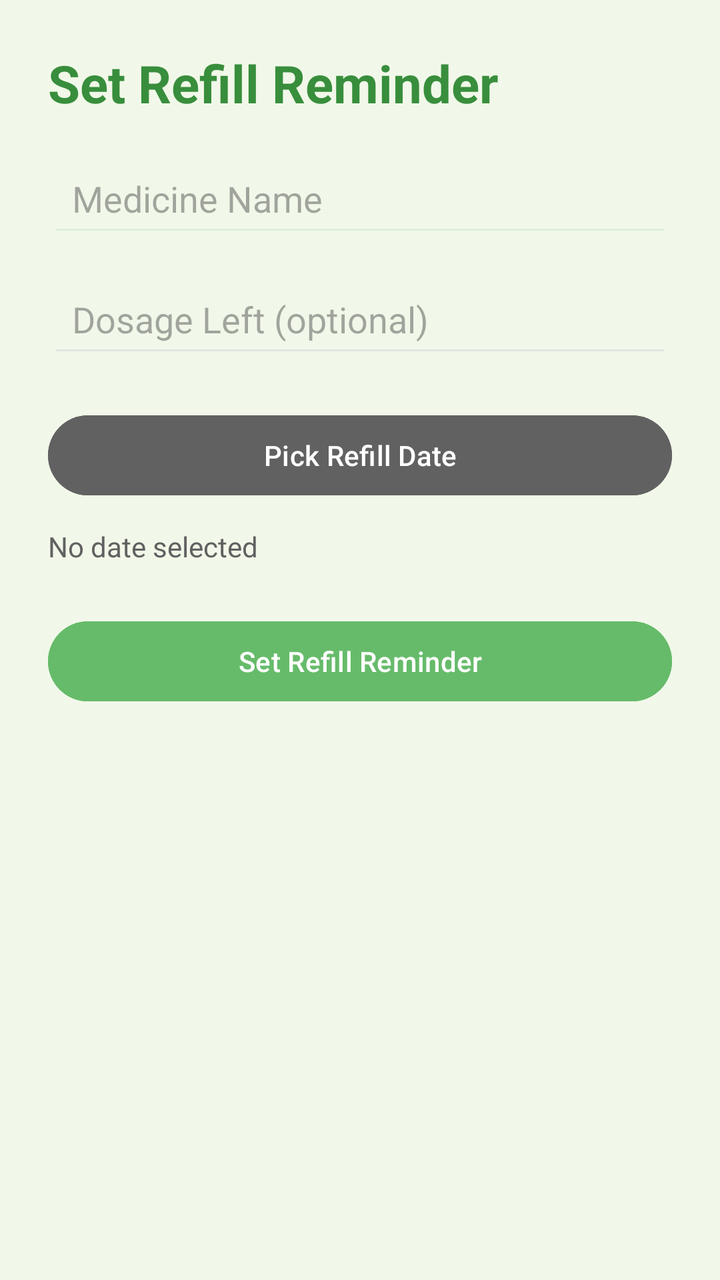
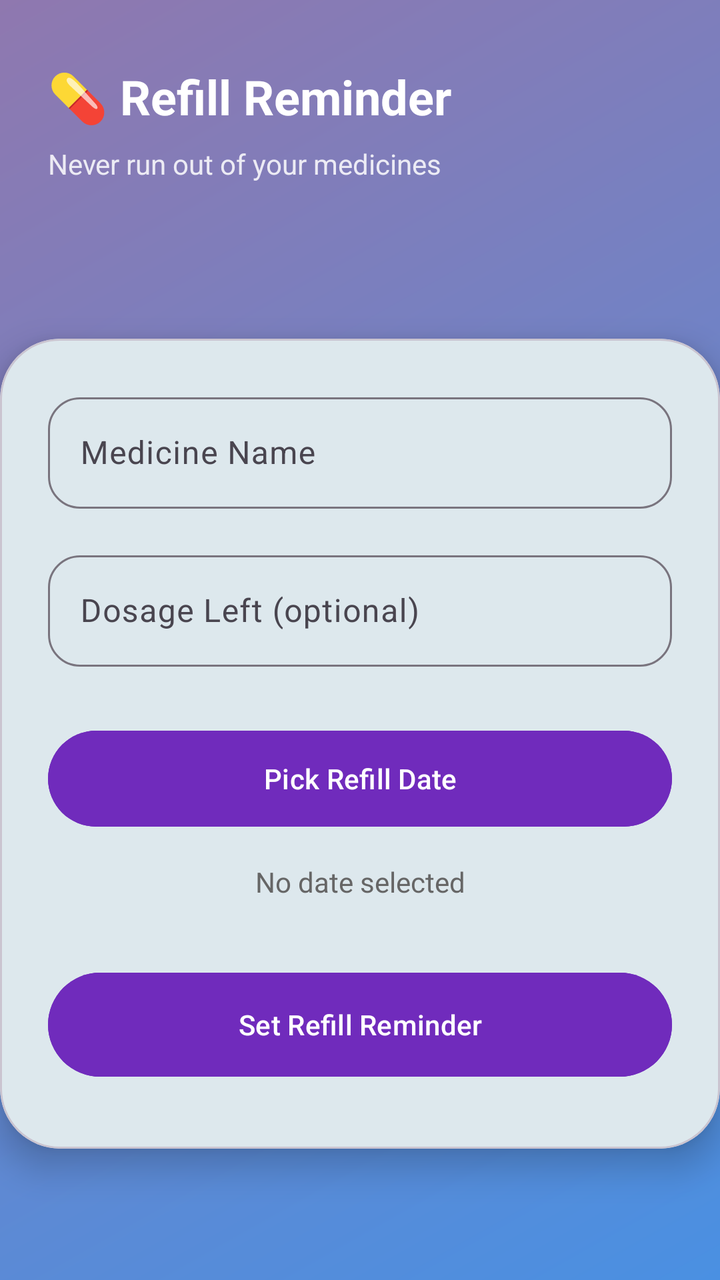

Compare the two renders of this Android layout. The source of the first and the diff that turns it into the second are given below.
<!-- AndroidManifest.xml: application theme Theme.MedicineReminder -->
<!-- res/layout/activity_refill_reminder.xml -->
<?xml version="1.0" encoding="utf-8"?>
<ScrollView xmlns:android="http://schemas.android.com/apk/res/android"
    android:layout_width="match_parent"
    android:layout_height="match_parent"
    android:padding="24dp"
    android:background="#F1F8E9">

    <LinearLayout
        android:layout_width="match_parent"
        android:layout_height="wrap_content"
        android:orientation="vertical">

        <TextView
            android:layout_width="match_parent"
            android:layout_height="wrap_content"
            android:text="Set Refill Reminder"
            android:textSize="26sp"
            android:textColor="#388E3C"
            android:textStyle="bold"
            android:layout_marginBottom="16dp"/>

        <EditText
            android:id="@+id/refillMedicineName"
            android:layout_width="match_parent"
            android:layout_height="wrap_content"
            android:backgroundTint="#DEEBDE"
            android:hint="Medicine Name"
            android:padding="12dp"
            android:textColor="#000000"
            android:textColorLink="#616161" />

        <EditText
            android:id="@+id/dosageLeft"
            android:layout_width="match_parent"
            android:layout_height="wrap_content"
            android:layout_marginTop="12dp"
            android:backgroundTint="#E0E4E0"
            android:hint="Dosage Left (optional)"
            android:inputType="number"
            android:padding="12dp"
            android:textColorLink="#616161" />

        <Button
            android:id="@+id/pickDateBtn"
            android:layout_width="match_parent"
            android:layout_height="wrap_content"
            android:text="Pick Refill Date"
            android:layout_marginTop="20dp"
            android:backgroundTint="#616161"
            android:textColor="#FFFFFF" />

        <TextView
            android:id="@+id/selectedDateText"
            android:layout_width="match_parent"
            android:layout_height="wrap_content"
            android:layout_marginTop="12dp"
            android:text="No date selected"
            android:textColor="#616161"
            android:textColorLink="#161515" />

        <Button
            android:id="@+id/setRefillReminderBtn"
            android:layout_width="match_parent"
            android:layout_height="wrap_content"
            android:text="Set Refill Reminder"
            android:layout_marginTop="24dp"
            android:backgroundTint="#66BB6A"
            android:textColor="#FFFFFF" />
    </LinearLayout>
</ScrollView>
<!-- resources referenced by this layout -->
<resources>
  <style name="Theme.MedicineReminder" parent="Base.Theme.MedicineReminder" />
  <style name="Base.Theme.MedicineReminder" parent="Theme.Material3.DayNight.NoActionBar">
          
          
      </style>
</resources>

<!-- the commit's change to res/layout/activity_refill_reminder.xml (unified diff, before → after) -->
@@ -1,70 +1,141 @@
 <?xml version="1.0" encoding="utf-8"?>
-<ScrollView xmlns:android="http://schemas.android.com/apk/res/android"
+<androidx.constraintlayout.widget.ConstraintLayout
+    xmlns:android="http://schemas.android.com/apk/res/android"
+    xmlns:app="http://schemas.android.com/apk/res-auto"
     android:layout_width="match_parent"
     android:layout_height="match_parent"
-    android:padding="24dp"
-    android:background="#F1F8E9">
+    android:background="@drawable/bg_gradient">
 
+    
     <LinearLayout
-        android:layout_width="match_parent"
+        android:id="@+id/headerSection"
+        android:layout_width="0dp"
         android:layout_height="wrap_content"
-        android:orientation="vertical">
+        android:orientation="vertical"
+        android:paddingStart="24dp"
+        android:paddingTop="32dp"
+        android:paddingEnd="24dp"
+        android:paddingBottom="70dp"
+        app:layout_constraintEnd_toEndOf="parent"
+        app:layout_constraintStart_toStartOf="parent"
+        app:layout_constraintTop_toTopOf="parent">
 
         <TextView
+            android:layout_width="wrap_content"
+            android:layout_height="wrap_content"
+            android:text="💊 Refill Reminder"
+            android:textColor="@android:color/white"
+            android:textSize="24sp"
+            android:textStyle="bold" />
+
+        <TextView
+            android:layout_width="wrap_content"
+            android:layout_height="wrap_content"
+            android:layout_marginTop="8dp"
+            android:alpha="0.85"
+            android:text="Never run out of your medicines"
+            android:textColor="@android:color/white"
+            android:textSize="14sp" />
+    </LinearLayout>
+
+    
+    <com.google.android.material.card.MaterialCardView
+        android:id="@+id/mainCard"
+        android:layout_width="0dp"
+        android:layout_height="wrap_content"
+        android:layout_marginTop="8dp"
+        android:layout_marginBottom="24dp"
+        app:cardCornerRadius="30dp"
+        app:cardElevation="10dp"
+        app:layout_constraintTop_toBottomOf="@id/headerSection"
+        app:layout_constraintStart_toStartOf="parent"
+        app:layout_constraintEnd_toEndOf="parent">
+
+        <ScrollView
             android:layout_width="match_parent"
             android:layout_height="wrap_content"
-            android:text="Set Refill Reminder"
-            android:textSize="26sp"
-            android:textColor="#388E3C"
-            android:textStyle="bold"
-            android:layout_marginBottom="16dp"/>
+            android:fillViewport="true">
 
-        <EditText
-            android:id="@+id/refillMedicineName"
-            android:layout_width="match_parent"
-            android:layout_height="wrap_content"
-            android:backgroundTint="#DEEBDE"
-            android:hint="Medicine Name"
-            android:padding="12dp"
-            android:textColor="#000000"
-            android:textColorLink="#616161" />
+            <LinearLayout
+                android:layout_width="match_parent"
+                android:layout_height="wrap_content"
+                android:orientation="vertical"
+                android:padding="24dp">
 
-        <EditText
-            android:id="@+id/dosageLeft"
-            android:layout_width="match_parent"
-            android:layout_height="wrap_content"
-            android:layout_marginTop="12dp"
-            android:backgroundTint="#E0E4E0"
-            android:hint="Dosage Left (optional)"
-            android:inputType="number"
-            android:padding="12dp"
-            android:textColorLink="#616161" />
+                
+                <com.google.android.material.textfield.TextInputLayout
+                    android:hint="Medicine Name"
+                    app:boxCornerRadiusTopStart="16dp"
+                    app:boxCornerRadiusTopEnd="16dp"
+                    app:boxCornerRadiusBottomStart="16dp"
+                    app:boxCornerRadiusBottomEnd="16dp"
+                    android:layout_width="match_parent"
+                    android:layout_height="wrap_content">
 
-        <Button
-            android:id="@+id/pickDateBtn"
-            android:layout_width="match_parent"
-            android:layout_height="wrap_content"
-            android:text="Pick Refill Date"
-            android:layout_marginTop="20dp"
-            android:backgroundTint="#616161"
-            android:textColor="#FFFFFF" />
+                    <com.google.android.material.textfield.TextInputEditText
+                        android:id="@+id/refillMedicineName"
+                        android:layout_width="match_parent"
+                        android:layout_height="wrap_content"/>
+                </com.google.android.material.textfield.TextInputLayout>
 
-        <TextView
-            android:id="@+id/selectedDateText"
-            android:layout_width="match_parent"
-            android:layout_height="wrap_content"
-            android:layout_marginTop="12dp"
-            android:text="No date selected"
-            android:textColor="#616161"
-            android:textColorLink="#161515" />
+                
+                <com.google.android.material.textfield.TextInputLayout
+                    android:hint="Dosage Left (optional)"
+                    android:layout_marginTop="18dp"
+                    app:boxCornerRadiusTopStart="16dp"
+                    app:boxCornerRadiusTopEnd="16dp"
+                    app:boxCornerRadiusBottomStart="16dp"
+                    app:boxCornerRadiusBottomEnd="16dp"
+                    android:layout_width="match_parent"
+                    android:layout_height="wrap_content">
 
-        <Button
-            android:id="@+id/setRefillReminderBtn"
-            android:layout_width="match_parent"
-            android:layout_height="wrap_content"
-            android:text="Set Refill Reminder"
-            android:layout_marginTop="24dp"
-            android:backgroundTint="#66BB6A"
-            android:textColor="#FFFFFF" />
-    </LinearLayout>
-</ScrollView>
+                    <com.google.android.material.textfield.TextInputEditText
+                        android:id="@+id/dosageLeft"
+                        android:layout_width="match_parent"
+                        android:layout_height="wrap_content"
+                        android:inputType="number"/>
+                </com.google.android.material.textfield.TextInputLayout>
+
+                
+                <com.google.android.material.button.MaterialButton
+                    android:id="@+id/pickDateBtn"
+                    android:layout_width="match_parent"
+                    android:layout_height="56dp"
+                    android:layout_marginTop="28dp"
+                    android:backgroundTint="#702BBC"
+                    android:text="Pick Refill Date"
+                    android:textColor="@android:color/white"
+                    app:cornerRadius="28dp"
+                    app:rippleColor="#BB86FC" />
+
+                
+                <TextView
+                    android:id="@+id/selectedDateText"
+                    android:layout_width="match_parent"
+                    android:layout_height="wrap_content"
+                    android:text="No date selected"
+                    android:textSize="14sp"
+                    android:textColor="#666666"
+                    android:gravity="center"
+                    android:layout_marginTop="14dp"/>
+
+                
+                <com.google.android.material.button.MaterialButton
+                    android:id="@+id/setRefillReminderBtn"
+                    android:layout_width="match_parent"
+                    android:layout_height="60dp"
+                    android:layout_marginTop="32dp"
+                    android:layout_marginBottom="8dp"
+                    android:backgroundTint="#702BBC"
+                    android:text="Set Refill Reminder"
+                    android:textColor="@android:color/white"
+                    app:cornerRadius="30dp"
+                    app:rippleColor="#BB86FC" />
+
+            </LinearLayout>
+
+        </ScrollView>
+
+    </com.google.android.material.card.MaterialCardView>
+
+</androidx.constraintlayout.widget.ConstraintLayout>
<!-- resource entries referenced after the edit -->
@@ -1,9 +1,26 @@
 <!-- resources referenced by this layout -->
 <resources>
-  <style name="Theme.MedicineReminder" parent="Base.Theme.MedicineReminder" />
-  <style name="Base.Theme.MedicineReminder" parent="Theme.Material3.DayNight.NoActionBar">
-          
-          
+  <!-- drawable bg_gradient (drawable) -->
+  <?xml version="1.0" encoding="utf-8"?>
+  <shape xmlns:android="http://schemas.android.com/apk/res/android"
+      android:shape="rectangle">
+  
+      <gradient
+          android:startColor="#4A90E2"
+          android:endColor="#8F78AF"
+          android:angle="135"/>
+  
+      <corners android:radius="0dp"/>
+  
+  
+  </shape>
+  <style name="Theme.MedicineReminder" parent="Theme.Material3.DayNight.NoActionBar">
+          <item name="colorPrimary">@color/primaryColor</item>
+          <item name="colorOnPrimary">@color/white</item>
+          <item name="android:statusBarColor">@color/primaryDark</item>
       </style>
+  <color name="primaryColor">#00897B</color>
+  <color name="white">#FFFFFF</color>
+  <color name="primaryDark">#00695C</color>
 </resources>
 
